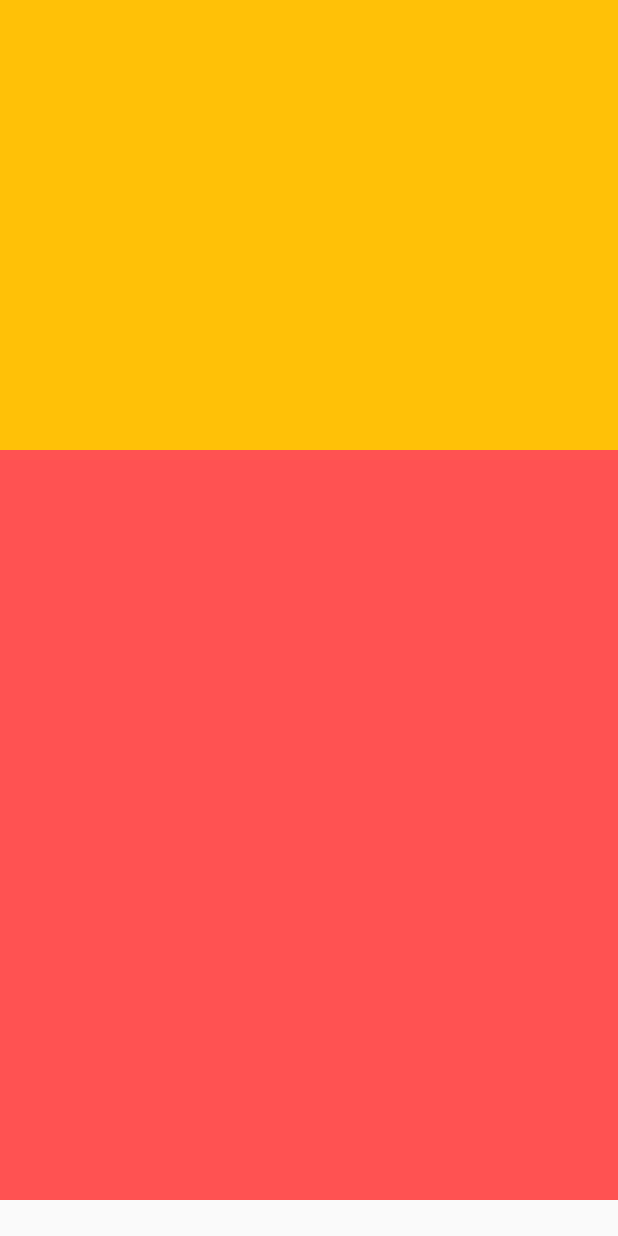
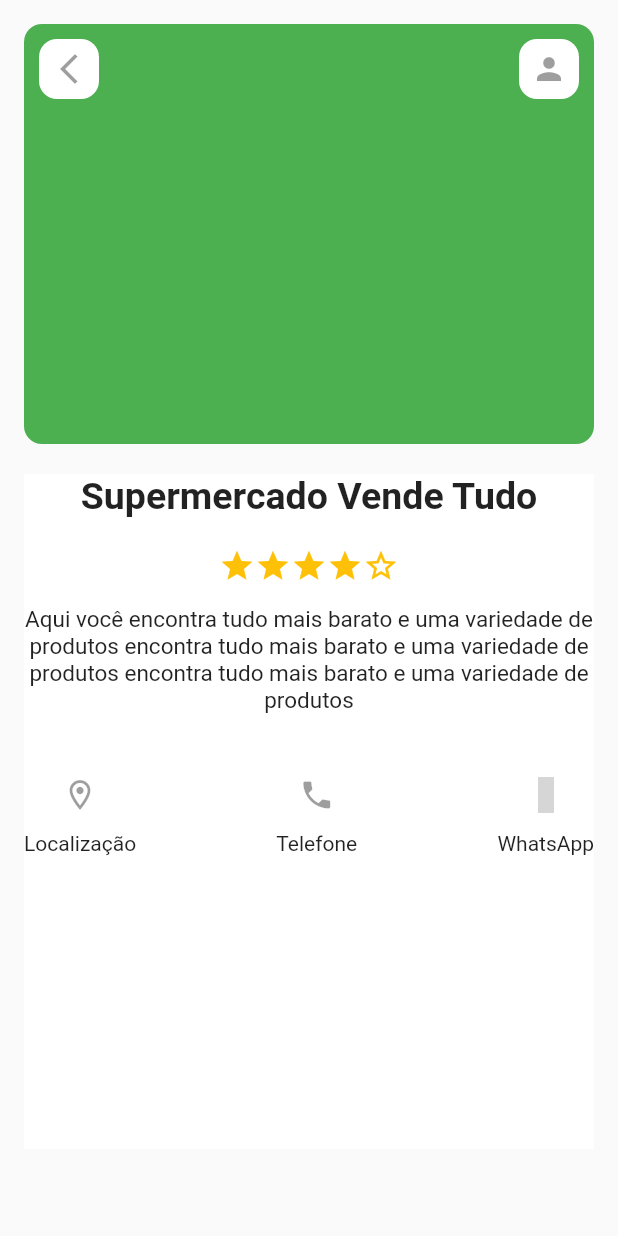
Before and after one commit to ga-brielcastro/guiacity_flutter, a Flutter app: the screen it shows after launch, on a phone screen of 412 x 824 dp. Run offline on Flutter 3.47's test engine with Material 2 defaults, Android fonts, the phone set to English and light mode, and no system bars; statements that could not run were skipped; grey boxes are pictures that could not be loaded.

Commit message:
building profile_page

```diff
--- a/lib/pages/product_page.dart
+++ b/lib/pages/product_page.dart
@@ -6,18 +6,168 @@ class ProductPage extends StatelessWidget {
   @override
   Widget build(BuildContext context) {
     return Scaffold(
-      body: Column(
+      body: Padding(
+        padding: const EdgeInsets.all(16),
+        child: Column(
           children: [
             Container(
-            height: 300,
+              height: 280,
+              width: double.infinity,
+              margin: const EdgeInsets.only(bottom: 20),
+              decoration: const BoxDecoration(
+                color: Colors.green,
+                borderRadius: BorderRadius.all(
+                  Radius.circular(12),
+                ),
+              ),
+              child: Stack(
+                children: [
+                  Row(
+                    mainAxisAlignment: MainAxisAlignment.spaceBetween,
+                    children: [
+                      Container(
+                        height: 40,
+                        width: 40,
+                        margin: const EdgeInsets.all(10),
+                        decoration: const BoxDecoration(
+                          color: Colors.white,
+                          borderRadius: BorderRadius.all(
+                            Radius.circular(12),
+                          ),
+                        ),
+                        child: const IconButton(
+                          onPressed: null,
+                          icon: Icon(
+                            Icons.arrow_back_ios_new,
+                          ),
+                        ),
+                      ),
+                      Container(
+                        height: 40,
+                        width: 40,
+                        margin: const EdgeInsets.all(10),
+                        decoration: const BoxDecoration(
+                          color: Colors.white,
+                          borderRadius: BorderRadius.all(
+                            Radius.circular(12),
+                          ),
+                        ),
+                        child: const IconButton(
+                          onPressed: null,
+                          icon: Icon(Icons.person),
+                        ),
+                      ),
+                    ],
+                  ),
+                ],
+              ),
+            ),
+            Container(
+              height: 450,
+              decoration: const BoxDecoration(
+                color: Colors.white,
+              ),
+              child: Column(
+                children: [
+                  const Align(
+                    // alignment: Alignment.centerLeft,
+                    child: Text(
+                      'Supermercado Vende Tudo',
+                      style: TextStyle(
+                        fontSize: 25,
+                        fontWeight: FontWeight.bold,
+                      ),
+                    ),
+                  ),
+                  const SizedBox(height: 20),
+                  Row(
+                    mainAxisAlignment: MainAxisAlignment.center,
+                    children: const [
+                      Icon(
+                        Icons.star,
                         color: Colors.amber,
                       ),
-
-          Container(
-            height: 500,
-            color: Colors.redAccent,
+                      Icon(
+                        Icons.star,
+                        color: Colors.amber,
+                      ),
+                      Icon(
+                        Icons.star,
+                        color: Colors.amber,
+                      ),
+                      Icon(
+                        Icons.star,
+                        color: Colors.amber,
+                      ),
+                      Icon(
+                        Icons.star_border_outlined,
+                        color: Colors.amber,
+                      ),
+                    ],
+                  ),
+                  const SizedBox(height: 15),
+                  const Text(
+                    'Aqui você encontra tudo mais barato e uma variedade de produtos encontra tudo mais barato e uma variedade de produtos encontra tudo mais barato e uma variedade de produtos',
+                    style: TextStyle(
+                      fontSize: 15,
+                      fontWeight: FontWeight.normal,
+                    ),
+                    textAlign: TextAlign.center,
+                  ),
+                  const SizedBox(height: 15),
+                  const SizedBox(height: 15),
+                  Row(
+                    mainAxisAlignment: MainAxisAlignment.spaceBetween,
+                    children: [
+                      Column(
+                        mainAxisAlignment: MainAxisAlignment.spaceBetween,
+                        children: const [
+                          IconButton(
+                            onPressed: null,
+                            icon: Icon(
+                              Icons.location_on_outlined,
+                            ),
+                          ),
+                          Text(
+                            'Localização',
+                          ),
+                        ],
+                      ),
+                      Column(
+                        mainAxisAlignment: MainAxisAlignment.spaceBetween,
+                        children: const [
+                          IconButton(
+                            onPressed: null,
+                            icon: Icon(
+                              Icons.phone,
+                            ),
+                          ),
+                          Text(
+                            'Telefone',
+                          ),
+                        ],
+                      ),
+                      Column(
+                        mainAxisAlignment: MainAxisAlignment.spaceBetween,
+                        children: const [
+                          IconButton(
+                            onPressed: null,
+                            icon: Icon(
+                              Icons.whatsapp,
+                            ),
+                          ),
+                          Text(
+                            'WhatsApp',
+                          ),
+                        ],
+                      ),
+                    ],
+                  ),
+                ],
+              ),
             )
           ],
+        ),
       ),
     );
   }
```
Lines whose indentation alone changed are shown as unchanged.
